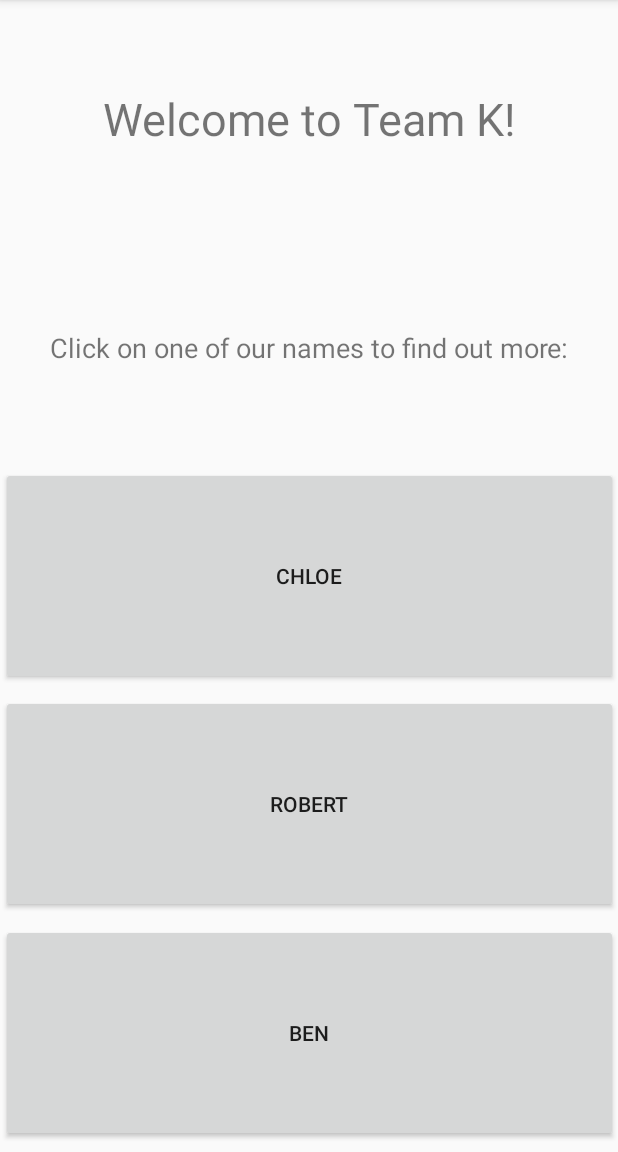
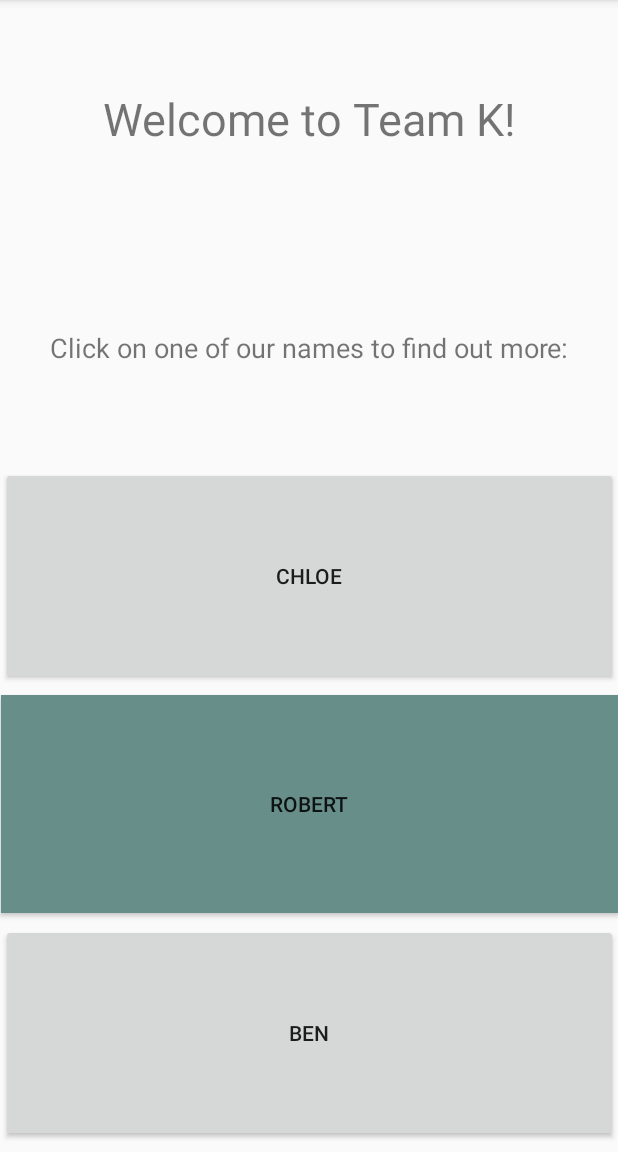
Before and after one commit to Vitzual/MobileApp-GroupK, an Android app: the screen it shows after launch (MainActivity), on a phone screen of 412 x 824 dp, the part 84-1236 px from its top. Run offline under Robolectric (Android 15) with nearby library versions, the phone set to English and light mode, and no system bars.

Commit message:
Changed background color of my page to match the background colro of my button, for some serious style points

```diff
--- a/app/src/main/res/layout/activity_main.xml
+++ b/app/src/main/res/layout/activity_main.xml
@@ -47,6 +47,7 @@
         android:id="@+id/button_robert"
         android:layout_width="411dp"
         android:layout_height="145dp"
+        android:background="#688E8A"
         android:text="@string/robert"
         app:layout_constraintBottom_toTopOf="@+id/button_ben"
         app:layout_constraintEnd_toEndOf="parent"
--- a/app/src/main/res/layout/activity_robs_page.xml
+++ b/app/src/main/res/layout/activity_robs_page.xml
@@ -4,6 +4,7 @@
     xmlns:tools="http://schemas.android.com/tools"
     android:layout_width="match_parent"
     android:layout_height="match_parent"
+    android:background="#688E8A"
     tools:context=".robsPage">
 
     <ImageView
```
